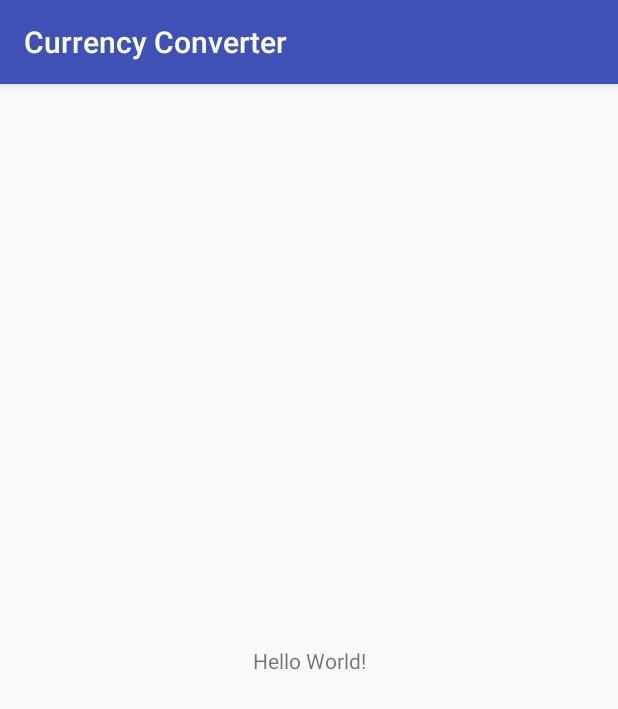
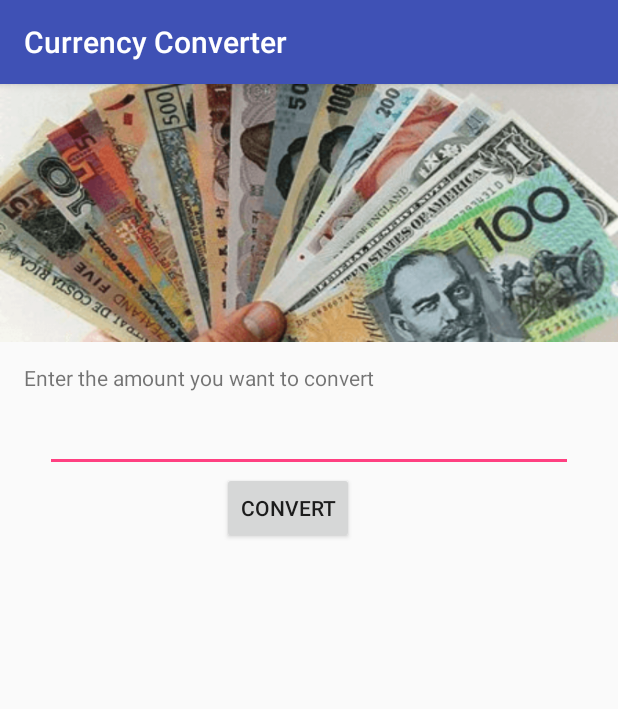
Before and after one commit to CoderBear/CurrencyConverter, an Android app: the screen it shows after launch (MainActivity), on a phone screen of 412 x 824 dp. Shown: the top 709 px of the screen. Run offline under Robolectric (Android 15) with nearby library versions, the phone set to English and light mode, and no system bars.

Commit message:
End of 1st video

```diff
--- a/app/src/main/java/com/currcon/sbsapps/currencyconverter/MainActivity.java
+++ b/app/src/main/java/com/currcon/sbsapps/currencyconverter/MainActivity.java
@@ -2,8 +2,31 @@ package com.currcon.sbsapps.currencyconverter;
 
 import android.support.v7.app.AppCompatActivity;
 import android.os.Bundle;
+import android.util.Log;
+import android.view.View;
+import android.widget.EditText;
+import android.widget.Toast;
 
 public class MainActivity extends AppCompatActivity {
+
+    public void convertCurrency(View view) {
+        Log.i("info", "Button pressed");
+
+        EditText editText=(EditText)findViewById(R.id.editText);
+
+        String amountInPounds = editText.getText().toString();
+
+        double amountInPoundsDouble = Double.parseDouble(amountInPounds);
+
+        double amountInDollarsDouble = amountInPoundsDouble * 1.3;
+
+        String amountInDollars = String.format("%2f", amountInDollarsDouble);
+
+        Log.i("info", editText.getText().toString());
+
+//        editText.setText(amountInDollars);
+        Toast.makeText(this,"£"+amountInPounds+" is $"+amountInDollars, Toast.LENGTH_LONG).show();
+    }
 
     @Override
     protected void onCreate(Bundle savedInstanceState) {
--- a/app/src/main/res/layout/activity_main.xml
+++ b/app/src/main/res/layout/activity_main.xml
@@ -6,13 +6,49 @@
     android:layout_height="match_parent"
     tools:context="com.currcon.sbsapps.currencyconverter.MainActivity">
 
+    <ImageView
+        android:id="@+id/imageView"
+        android:layout_width="wrap_content"
+        android:layout_height="172dp"
+        android:scaleType="fitXY"
+        app:layout_constraintEnd_toEndOf="parent"
+        app:layout_constraintStart_toStartOf="parent"
+        app:layout_constraintTop_toTopOf="parent"
+        app:srcCompat="@drawable/currency3" />
+
     <TextView
+        android:id="@+id/textView"
         android:layout_width="wrap_content"
         android:layout_height="wrap_content"
-        android:text="Hello World!"
-        app:layout_constraintBottom_toBottomOf="parent"
-        app:layout_constraintLeft_toLeftOf="parent"
-        app:layout_constraintRight_toRightOf="parent"
-        app:layout_constraintTop_toTopOf="parent" />
+        android:layout_marginStart="16dp"
+        android:layout_marginTop="14dp"
+        android:text="Enter the amount you want to convert"
+        app:layout_constraintStart_toStartOf="parent"
+        app:layout_constraintTop_toBottomOf="@+id/imageView" />
 
+    <EditText
+        android:id="@+id/editText"
+        android:layout_width="352dp"
+        android:layout_height="wrap_content"
+        android:layout_marginEnd="16dp"
+        android:layout_marginStart="16dp"
+        android:layout_marginTop="8dp"
+        android:ems="10"
+        android:inputType="numberDecimal"
+        app:layout_constraintEnd_toEndOf="parent"
+        app:layout_constraintStart_toStartOf="parent"
+        app:layout_constraintTop_toBottomOf="@+id/textView" />
+
+    <Button
+        android:id="@+id/button"
+        android:layout_width="wrap_content"
+        android:layout_height="wrap_content"
+        android:layout_marginEnd="148dp"
+        android:layout_marginStart="148dp"
+        android:onClick="convertCurrency"
+        android:text="Convert"
+        app:layout_constraintEnd_toEndOf="parent"
+        app:layout_constraintHorizontal_bias="0.0"
+        app:layout_constraintStart_toStartOf="parent"
+        app:layout_constraintTop_toBottomOf="@+id/editText" />
 </android.support.constraint.ConstraintLayout>
```
Also changed, not shown: app/src/main/res/drawable/currency3.png (added).
